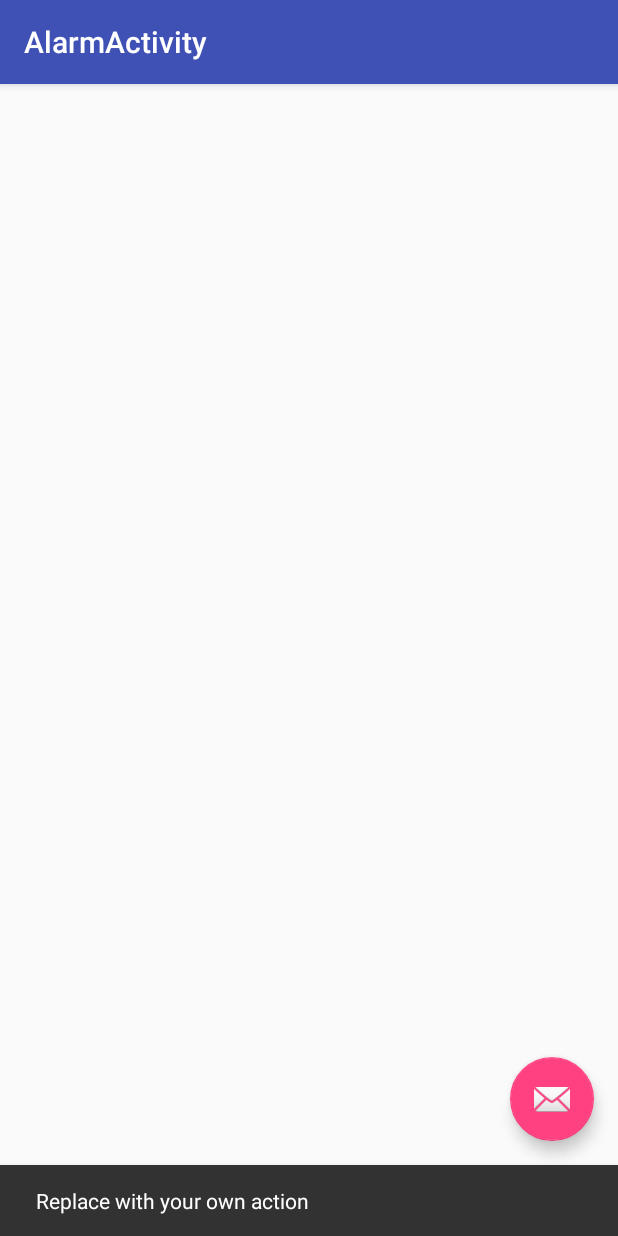
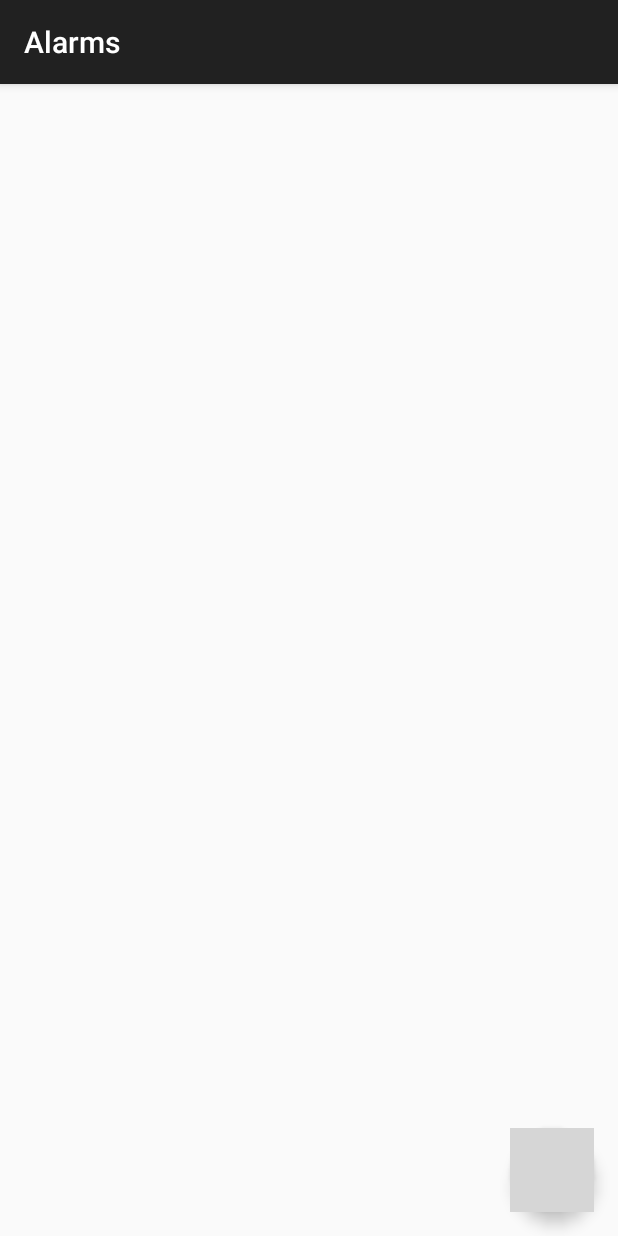
Before and after one commit to parth-menon/SpotMe, an Android app: the AlarmActivity screen opened directly, with no data from a screen before it, after a tap on an icon or button, on a phone screen of 412 x 824 dp. Run offline under Robolectric (Android 15) with nearby library versions, the phone set to English and light mode, and no system bars; grey boxes are pictures that could not be loaded.

Commit message:
Alarm Start

```diff
--- a/app/src/main/java/com/steelsty/spotme/AlarmActivity.java
+++ b/app/src/main/java/com/steelsty/spotme/AlarmActivity.java
@@ -16,12 +16,12 @@ public class AlarmActivity extends AppCompatActivity {
         Toolbar toolbar = (Toolbar) findViewById(R.id.toolbar);
         setSupportActionBar(toolbar);
 
+
         FloatingActionButton fab = (FloatingActionButton) findViewById(R.id.fab);
         fab.setOnClickListener(new View.OnClickListener() {
             @Override
             public void onClick(View view) {
-                Snackbar.make(view, "Replace with your own action", Snackbar.LENGTH_LONG)
-                        .setAction("Action", null).show();
+
             }
         });
     }
--- a/app/src/main/res/layout/activity_alarm.xml
+++ b/app/src/main/res/layout/activity_alarm.xml
@@ -12,12 +12,12 @@
         android:layout_height="wrap_content"
         android:theme="@style/AppTheme.AppBarOverlay">
 
-        <android.support.v7.widget.Toolbar
-            android:id="@+id/toolbar"
-            android:layout_width="match_parent"
-            android:layout_height="?attr/actionBarSize"
-            android:background="?attr/colorPrimary"
-            app:popupTheme="@style/AppTheme.PopupOverlay" />
+            <android.support.v7.widget.Toolbar
+                android:id="@+id/toolbar"
+                android:layout_width="match_parent"
+                android:layout_height="?attr/actionBarSize"
+                android:background="#ff212121"
+                app:popupTheme="@style/AppTheme.PopupOverlay" />
 
     </android.support.design.widget.AppBarLayout>
 
@@ -29,6 +29,6 @@
         android:layout_height="wrap_content"
         android:layout_gravity="bottom|end"
         android:layout_margin="@dimen/fab_margin"
-        app:srcCompat="@android:drawable/ic_dialog_email" />
-
+        app:srcCompat="@drawable/ic_setting_dark"
+        />
 </android.support.design.widget.CoordinatorLayout>
--- a/app/src/main/res/layout/content_alarm.xml
+++ b/app/src/main/res/layout/content_alarm.xml
@@ -1,5 +1,5 @@
 <?xml version="1.0" encoding="utf-8"?>
-<android.support.constraint.ConstraintLayout xmlns:android="http://schemas.android.com/apk/res/android"
+<RelativeLayout xmlns:android="http://schemas.android.com/apk/res/android"
     xmlns:app="http://schemas.android.com/apk/res-auto"
     xmlns:tools="http://schemas.android.com/tools"
     android:id="@+id/content_alarm"
@@ -7,5 +7,8 @@
     android:layout_height="match_parent"
     tools:context="com.steelsty.spotme.AlarmActivity"
     tools:showIn="@layout/activity_alarm">
-
-</android.support.constraint.ConstraintLayout>
+<ListView
+    android:layout_width="match_parent"
+    android:layout_height="match_parent"
+    android:id="@+id/lview"/>
+</RelativeLayout>
--- a/app/src/main/res/values/colors.xml
+++ b/app/src/main/res/values/colors.xml
@@ -1,6 +1,6 @@
 <?xml version="1.0" encoding="utf-8"?>
 <resources>
-    <color name="colorPrimary">#3F51B5</color>
-    <color name="colorPrimaryDark">#303F9F</color>
-    <color name="colorAccent">#FF4081</color>
+    <color name="colorPrimary">#ff007168</color>
+    <color name="colorPrimaryDark">#ff000000</color>
+    <color name="colorAccent">#ff007168</color>
 </resources>
--- a/app/src/main/res/values/strings.xml
+++ b/app/src/main/res/values/strings.xml
@@ -3,5 +3,5 @@
     <string name="appwidget_text">EXAMPLE</string>
     <string name="add_widget">Add widget</string>
     <string name="title_activity_maps">Map</string>
-    <string name="title_activity_alarm">AlarmActivity</string>
+    <string name="title_activity_alarm">Alarms</string>
 </resources>
```
